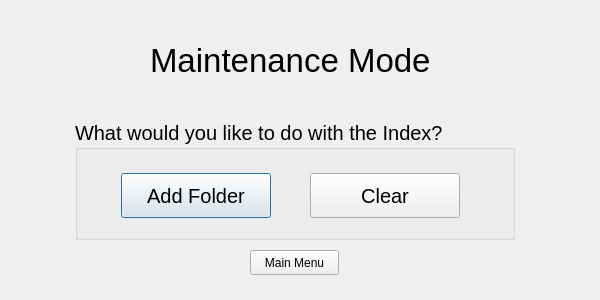
The window that FinalProject/FinalProgram/maintenance.ui (luisegarduno/JSON_SearchEngine) describes before a commit, drawn with Qt 5.
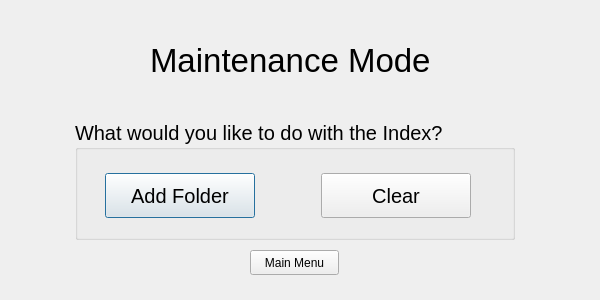
The same window after the commit.

Commit message: Updating gui to display percentage of parsed word progress

The edit to the form file:
```diff
--- a/FinalProject/FinalProgram/maintenance.ui
+++ b/FinalProject/FinalProgram/maintenance.ui
@@ -77,7 +77,7 @@
      <rect>
       <x>30</x>
       <y>40</y>
-      <width>371</width>
+      <width>427</width>
       <height>71</height>
      </rect>
     </property>
@@ -86,7 +86,7 @@
       <layout class="QHBoxLayout" name="horizontalLayout_2">
        <item>
         <layout class="QHBoxLayout" name="horizontalLayout_3">
-         <item alignment="Qt::AlignHCenter|Qt::AlignVCenter">
+         <item>
           <widget class="QPushButton" name="AddFolder_Button">
            <property name="minimumSize">
             <size>
```
The commit also changes 4 other files.
